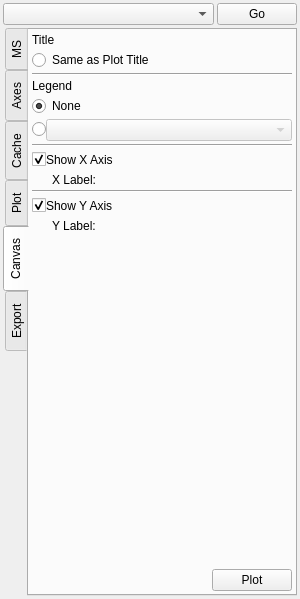
This is code/plotms/implement/GuiTabs/PlotMSPlotTab.ui in radio-astro/casa as Qt 5 draws it before an edit. The edited form follows.
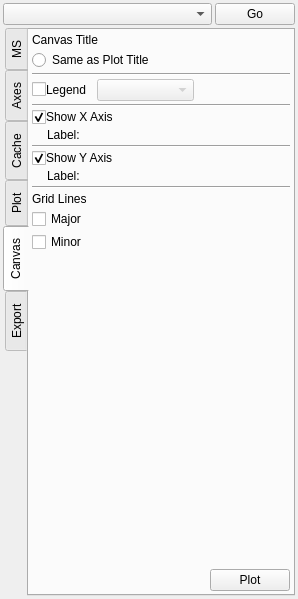
This is the edited form. The open tabs and pages were chosen to show the change.

What changed in the file:
```diff
--- a/code/plotms/implement/GuiTabs/PlotMSPlotTab.ui
+++ b/code/plotms/implement/GuiTabs/PlotMSPlotTab.ui
@@ -1150,7 +1150,7 @@
        <item>
         <widget class="QLabel" name="canvasTitleLabel" >
          <property name="text" >
-          <string>Title</string>
+          <string>Canvas Title</string>
          </property>
          <property name="textFormat" >
           <enum>Qt::RichText</enum>
@@ -1199,75 +1199,70 @@
         </widget>
        </item>
        <item>
-        <widget class="QLabel" name="canvasLegendLabel" >
-         <property name="text" >
-          <string>Legend</string>
+        <layout class="QHBoxLayout" >
+         <property name="spacing" >
+          <number>0</number>
          </property>
-         <property name="textFormat" >
-          <enum>Qt::RichText</enum>
-         </property>
-        </widget>
-       </item>
-       <item>
-        <widget class="QFrame" name="legendFrame" >
-         <property name="frameShape" >
-          <enum>QFrame::NoFrame</enum>
-         </property>
-         <layout class="QVBoxLayout" >
-          <property name="spacing" >
-           <number>3</number>
-          </property>
-          <property name="leftMargin" >
-           <number>0</number>
-          </property>
-          <property name="topMargin" >
-           <number>0</number>
-          </property>
-          <property name="rightMargin" >
-           <number>0</number>
-          </property>
-          <property name="bottomMargin" >
-           <number>0</number>
-          </property>
-          <item>
-           <widget class="QRadioButton" name="canvasLegendNone" >
-            <property name="text" >
-             <string>None</string>
-            </property>
-            <property name="checked" >
-             <bool>true</bool>
-            </property>
-           </widget>
-          </item>
-          <item>
-           <layout class="QHBoxLayout" >
-            <property name="spacing" >
-             <number>0</number>
-            </property>
-            <item>
-             <widget class="QRadioButton" name="canvasLegend" >
-              <property name="text" >
-               <string/>
-              </property>
-             </widget>
-            </item>
-            <item>
-             <widget class="QComboBox" name="canvasLegendChooser" >
-              <property name="enabled" >
-               <bool>false</bool>
-              </property>
-              <property name="sizePolicy" >
-               <sizepolicy vsizetype="Fixed" hsizetype="Expanding" >
-                <horstretch>0</horstretch>
-                <verstretch>0</verstretch>
-               </sizepolicy>
-              </property>
-             </widget>
-            </item>
-           </layout>
-          </item>
-         </layout>
-        </widget>
+         <item>
+          <widget class="QCheckBox" name="canvasLegend" >
+           <property name="text" >
+            <string/>
+           </property>
+          </widget>
+         </item>
+         <item>
+          <widget class="QLabel" name="canvasLegendLabel" >
+           <property name="text" >
+            <string>Legend</string>
+           </property>
+           <property name="textFormat" >
+            <enum>Qt::RichText</enum>
+           </property>
+          </widget>
+         </item>
+         <item>
+          <spacer>
+           <property name="orientation" >
+            <enum>Qt::Horizontal</enum>
+           </property>
+           <property name="sizeType" >
+            <enum>QSizePolicy::Fixed</enum>
+           </property>
+           <property name="sizeHint" >
+            <size>
+             <width>10</width>
+             <height>20</height>
+            </size>
+           </property>
+          </spacer>
+         </item>
+         <item>
+          <widget class="QComboBox" name="canvasLegendChooser" >
+           <property name="enabled" >
+            <bool>false</bool>
+           </property>
+           <property name="sizePolicy" >
+            <sizepolicy vsizetype="Fixed" hsizetype="Expanding" >
+             <horstretch>0</horstretch>
+             <verstretch>0</verstretch>
+            </sizepolicy>
+           </property>
+          </widget>
+         </item>
+         <item>
+          <spacer>
+           <property name="orientation" >
+            <enum>Qt::Horizontal</enum>
+           </property>
+           <property name="sizeHint" >
+            <size>
+             <width>40</width>
+             <height>20</height>
+            </size>
+           </property>
+          </spacer>
+         </item>
+        </layout>
        </item>
        <item>
         <widget class="Line" name="line_5" >
@@ -1293,6 +1288,12 @@
          </item>
          <item>
           <widget class="QLabel" name="canvasXAxisLabel" >
+           <property name="sizePolicy" >
+            <sizepolicy vsizetype="Preferred" hsizetype="Expanding" >
+             <horstretch>0</horstretch>
+             <verstretch>0</verstretch>
+            </sizepolicy>
+           </property>
            <property name="text" >
             <string>Show X Axis</string>
            </property>
@@ -1301,19 +1302,6 @@
            </property>
           </widget>
          </item>
-         <item>
-          <spacer>
-           <property name="orientation" >
-            <enum>Qt::Horizontal</enum>
-           </property>
-           <property name="sizeHint" >
-            <size>
-             <width>40</width>
-             <height>20</height>
-            </size>
-           </property>
-          </spacer>
-         </item>
         </layout>
        </item>
        <item>
@@ -1329,7 +1317,7 @@
            <number>3</number>
           </property>
           <property name="leftMargin" >
-           <number>20</number>
+           <number>15</number>
           </property>
           <property name="topMargin" >
            <number>0</number>
@@ -1342,31 +1330,22 @@
           </property>
           <item>
            <widget class="QLabel" name="canvasXLabelLabel" >
-            <property name="minimumSize" >
-             <size>
-              <width>60</width>
-              <height>0</height>
-             </size>
-            </property>
-            <property name="maximumSize" >
-             <size>
-              <width>60</width>
-              <height>16777215</height>
-             </size>
-            </property>
             <property name="text" >
-             <string>X Label:</string>
+             <string>Label:</string>
             </property>
             <property name="textFormat" >
              <enum>Qt::RichText</enum>
             </property>
-            <property name="alignment" >
-             <set>Qt::AlignLeading|Qt::AlignLeft|Qt::AlignTop</set>
-            </property>
            </widget>
           </item>
           <item>
            <widget class="QFrame" name="canvasXLabelFrame" >
+            <property name="sizePolicy" >
+             <sizepolicy vsizetype="Preferred" hsizetype="Expanding" >
+              <horstretch>0</horstretch>
+              <verstretch>0</verstretch>
+             </sizepolicy>
+            </property>
             <property name="frameShape" >
              <enum>QFrame::NoFrame</enum>
             </property>
@@ -1402,6 +1381,12 @@
          </item>
          <item>
           <widget class="QLabel" name="canvasYAxisLabel" >
+           <property name="sizePolicy" >
+            <sizepolicy vsizetype="Preferred" hsizetype="Expanding" >
+             <horstretch>0</horstretch>
+             <verstretch>0</verstretch>
+            </sizepolicy>
+           </property>
            <property name="text" >
             <string>Show Y Axis</string>
            </property>
@@ -1410,19 +1395,6 @@
            </property>
           </widget>
          </item>
-         <item>
-          <spacer>
-           <property name="orientation" >
-            <enum>Qt::Horizontal</enum>
-           </property>
-           <property name="sizeHint" >
-            <size>
-             <width>40</width>
-             <height>20</height>
-            </size>
-           </property>
-          </spacer>
-         </item>
         </layout>
        </item>
        <item>
@@ -1438,7 +1410,7 @@
            <number>3</number>
           </property>
           <property name="leftMargin" >
-           <number>20</number>
+           <number>15</number>
           </property>
           <property name="topMargin" >
            <number>0</number>
@@ -1451,31 +1423,118 @@
           </property>
           <item>
            <widget class="QLabel" name="canvasYLabelLabel" >
-            <property name="minimumSize" >
-             <size>
-              <width>60</width>
-              <height>0</height>
-             </size>
-            </property>
-            <property name="maximumSize" >
-             <size>
-              <width>60</width>
-              <height>16777215</height>
-             </size>
-            </property>
             <property name="text" >
-             <string>Y Label:</string>
+             <string>Label:</string>
             </property>
             <property name="textFormat" >
              <enum>Qt::RichText</enum>
             </property>
-            <property name="alignment" >
-             <set>Qt::AlignLeading|Qt::AlignLeft|Qt::AlignTop</set>
-            </property>
            </widget>
           </item>
           <item>
            <widget class="QFrame" name="canvasYLabelFrame" >
+            <property name="sizePolicy" >
+             <sizepolicy vsizetype="Preferred" hsizetype="Expanding" >
+              <horstretch>0</horstretch>
+              <verstretch>0</verstretch>
+             </sizepolicy>
+            </property>
+            <property name="frameShape" >
+             <enum>QFrame::NoFrame</enum>
+            </property>
+            <property name="frameShadow" >
+             <enum>QFrame::Raised</enum>
+            </property>
+           </widget>
+          </item>
+         </layout>
+        </widget>
+       </item>
+       <item>
+        <widget class="Line" name="line_12" >
+         <property name="orientation" >
+          <enum>Qt::Horizontal</enum>
+         </property>
+        </widget>
+       </item>
+       <item>
+        <widget class="QLabel" name="canvasGridLabel" >
+         <property name="text" >
+          <string>Grid Lines</string>
+         </property>
+        </widget>
+       </item>
+       <item>
+        <widget class="QFrame" name="gridFrame" >
+         <property name="maximumSize" >
+          <size>
+           <width>16777215</width>
+           <height>50</height>
+          </size>
+         </property>
+         <property name="frameShape" >
+          <enum>QFrame::NoFrame</enum>
+         </property>
+         <property name="frameShadow" >
+          <enum>QFrame::Raised</enum>
+         </property>
+         <layout class="QGridLayout" >
+          <property name="leftMargin" >
+           <number>0</number>
+          </property>
+          <property name="topMargin" >
+           <number>0</number>
+          </property>
+          <property name="rightMargin" >
+           <number>0</number>
+          </property>
+          <property name="bottomMargin" >
+           <number>0</number>
+          </property>
+          <property name="horizontalSpacing" >
+           <number>3</number>
+          </property>
+          <property name="verticalSpacing" >
+           <number>3</number>
+          </property>
+          <item row="0" column="0" >
+           <widget class="QCheckBox" name="canvasGridMajor" >
+            <property name="text" >
+             <string>Major</string>
+            </property>
+           </widget>
+          </item>
+          <item row="0" column="1" >
+           <widget class="QFrame" name="canvasGridMajorFrame" >
+            <property name="sizePolicy" >
+             <sizepolicy vsizetype="Preferred" hsizetype="Expanding" >
+              <horstretch>0</horstretch>
+              <verstretch>0</verstretch>
+             </sizepolicy>
+            </property>
+            <property name="frameShape" >
+             <enum>QFrame::NoFrame</enum>
+            </property>
+            <property name="frameShadow" >
+             <enum>QFrame::Raised</enum>
+            </property>
+           </widget>
+          </item>
+          <item row="1" column="0" >
+           <widget class="QCheckBox" name="canvasGridMinor" >
+            <property name="text" >
+             <string>Minor</string>
+            </property>
+           </widget>
+          </item>
+          <item row="1" column="1" >
+           <widget class="QFrame" name="canvasGridMinorFrame" >
+            <property name="sizePolicy" >
+             <sizepolicy vsizetype="Preferred" hsizetype="Expanding" >
+              <horstretch>0</horstretch>
+              <verstretch>0</verstretch>
+             </sizepolicy>
+            </property>
             <property name="frameShape" >
              <enum>QFrame::NoFrame</enum>
             </property>
@@ -1494,8 +1553,8 @@
          </property>
          <property name="sizeHint" >
           <size>
-           <width>258</width>
-           <height>91</height>
+           <width>236</width>
+           <height>121</height>
           </size>
          </property>
         </spacer>
```
Left out of the diff: 180 changed lines with no effect on the pictures.
